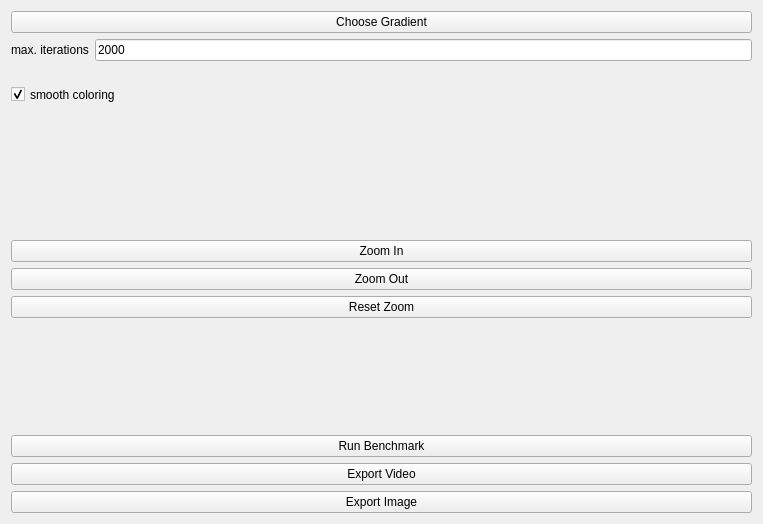
QlowB/Almond, file Almond.ui: the form before one commit.
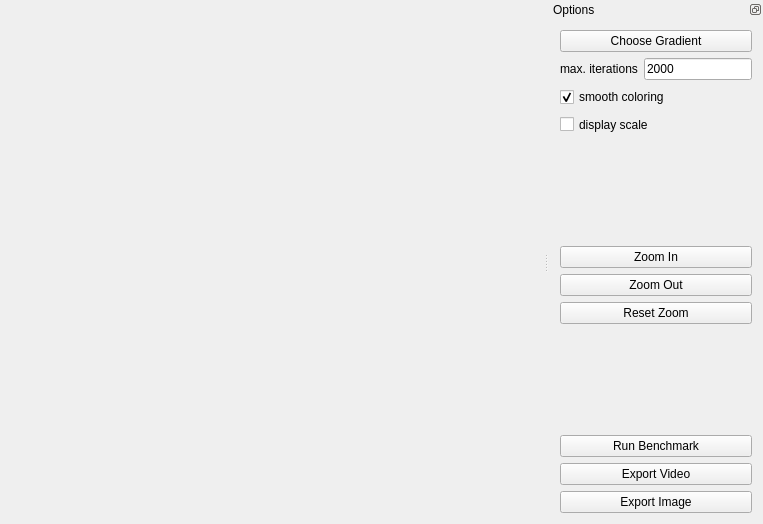
The form after the commit.

What changed in the file:
```diff
--- a/Almond.ui
+++ b/Almond.ui
@@ -19,14 +19,28 @@
   <widget class="QWidget" name="centralWidget">
    <layout class="QHBoxLayout" name="horizontalLayout">
     <item>
-     <layout class="QHBoxLayout" name="horizontalLayout_2" stretch="2,0">
-      <item>
-       <layout class="QVBoxLayout" name="verticalLayout_left">
-        <item>
-         <layout class="QHBoxLayout" name="horizontalLayout_3"/>
-        </item>
-       </layout>
-      </item>
+     <layout class="QVBoxLayout" name="mainContainer"/>
+    </item>
+   </layout>
+  </widget>
+  <widget class="QDockWidget" name="dockWidget_2">
+   <property name="floating">
+    <bool>false</bool>
+   </property>
+   <property name="features">
+    <set>QDockWidget::DockWidgetFloatable|QDockWidget::DockWidgetMovable</set>
+   </property>
+   <property name="allowedAreas">
+    <set>Qt::LeftDockWidgetArea|Qt::RightDockWidgetArea</set>
+   </property>
+   <property name="windowTitle">
+    <string>Options</string>
+   </property>
+   <attribute name="dockWidgetArea">
+    <number>2</number>
+   </attribute>
+   <widget class="QWidget" name="dockWidgetContents_2">
+    <layout class="QHBoxLayout" name="horizontalLayout_4">
       <item>
        <layout class="QVBoxLayout" name="verticalLayout_right">
         <item>
@@ -40,6 +54,12 @@
           </item>
           <item row="1" column="1">
            <widget class="QLineEdit" name="maxIterations">
+           <property name="minimumSize">
+            <size>
+             <width>70</width>
+             <height>0</height>
+            </size>
+           </property>
             <property name="text">
              <string>2000</string>
             </property>
@@ -77,6 +97,19 @@
             </property>
            </widget>
           </item>
+         <item row="3" column="0" colspan="2">
+          <widget class="QCheckBox" name="displayInfo">
+           <property name="sizePolicy">
+            <sizepolicy hsizetype="Minimum" vsizetype="Expanding">
+             <horstretch>0</horstretch>
+             <verstretch>0</verstretch>
+            </sizepolicy>
+           </property>
+           <property name="text">
+            <string>display scale</string>
+           </property>
+          </widget>
+         </item>
          </layout>
         </item>
         <item>
@@ -156,8 +189,7 @@
        </layout>
       </item>
      </layout>
-    </item>
-   </layout>
+   </widget>
   </widget>
   <action name="actionExit">
    <property name="text">
```
Lines whose indentation alone changed are shown as unchanged.
